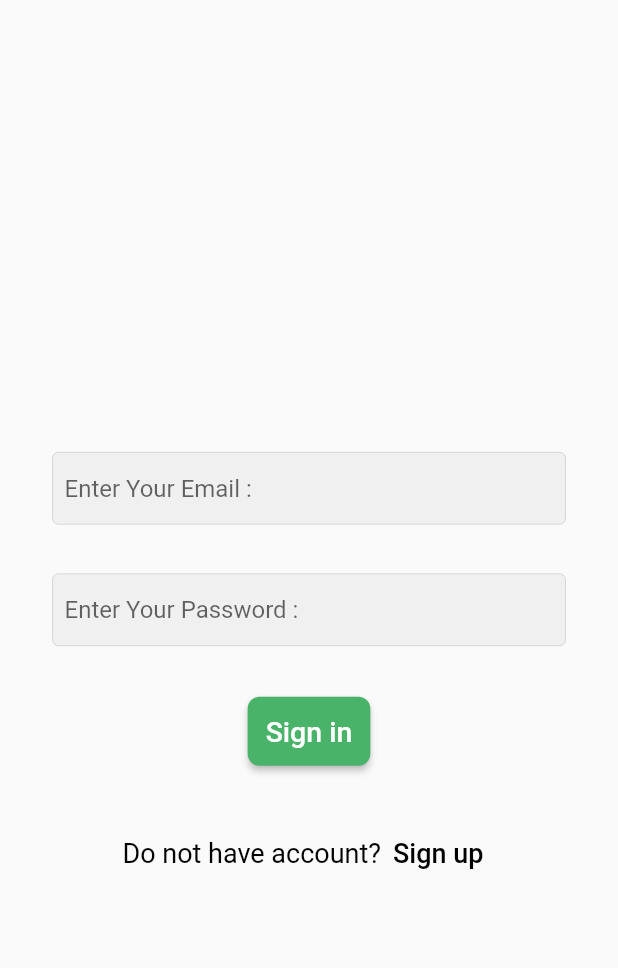
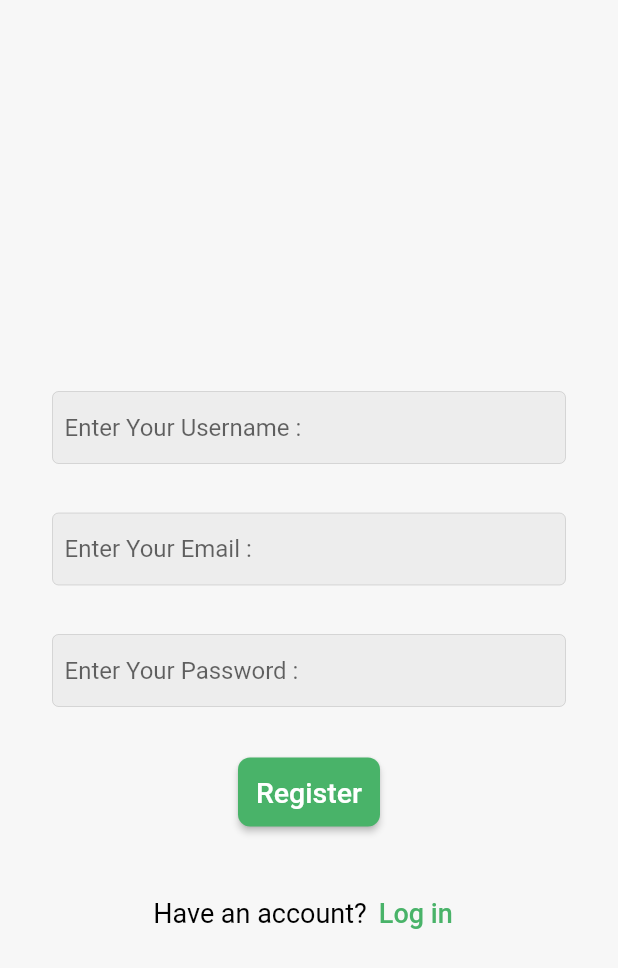
Before and after one commit to saiedd01/E-commerce_Store, a Flutter app: the screen it shows after launch, on a phone screen of 412 x 824 dp. Shown: the top 968 px of the screen. Run offline on Flutter 3.47's test engine with Material 2 defaults, Android fonts, the phone set to English and light mode, and no system bars.

Commit message:
Saied- create register page

```diff
--- a/lib/main.dart
+++ b/lib/main.dart
@@ -1,4 +1,5 @@
 import 'package:e_commerce/pages/login.dart';
+import 'package:e_commerce/pages/register.dart';
 import 'package:flutter/material.dart';
 
 
@@ -14,7 +15,7 @@ class MyApp extends StatelessWidget {
   Widget build(BuildContext context) {
     return const MaterialApp(
       debugShowCheckedModeBanner: false,
-      home: Login(),
+      home: Register(),
     );
   }
 }
--- a/lib/pages/login.dart
+++ b/lib/pages/login.dart
@@ -7,7 +7,9 @@ class Login extends StatelessWidget {
 
   @override
   Widget build(BuildContext context) {
-    return Scaffold(
+    return SafeArea(
+      child: Scaffold(
+        backgroundColor: Color.fromARGB(255, 247, 247, 247),
         body: Center(
           child: Padding(
             padding: const EdgeInsets.all(35),
@@ -62,7 +64,7 @@ class Login extends StatelessWidget {
                 Row(
                   mainAxisAlignment: MainAxisAlignment.center,
                   children: [
-                  Text("Do not have account?",
+                    Text("Don't have an account?",
                     style: TextStyle(
                       color: Colors.black,
                       fontSize: 18,
@@ -73,7 +75,7 @@ class Login extends StatelessWidget {
                         child:
                         Text("Sign up",
                         style: TextStyle(
-                        color: Colors.black,
+                          color: Color.fromARGB(255, 73, 179, 105),
                           fontSize: 18,
                         ),
                         )
@@ -84,6 +86,7 @@ class Login extends StatelessWidget {
             ),
           ),
         ),
+      ),
     );
   }
 }
--- /dev/null
+++ b/lib/pages/register.dart
@@ -0,0 +1,104 @@
+import 'package:e_commerce/shared/colors.dart';
+import 'package:flutter/material.dart';
+import 'package:e_commerce/shared/custom_textfield.dart';
+
+class Register extends StatelessWidget {
+  const Register({Key? key}) : super(key: key);
+
+  @override
+  Widget build(BuildContext context) {
+    return SafeArea(
+      child: Scaffold(
+        backgroundColor: Color.fromARGB(255, 247, 247, 247),
+        body: Center(
+          child: Padding(
+            padding: const EdgeInsets.all(35),
+            child: SingleChildScrollView(
+              child: Column(
+                mainAxisAlignment: MainAxisAlignment.center,
+                children:[
+
+                  const SizedBox(
+                    height: 70,
+                  ),
+
+                  CTextField(
+                    textInputTypeee: TextInputType.name,
+                    isPassword: false,
+                    hinttexttt: "Enter Your Username : ",
+                  ),
+
+                  const SizedBox(
+                    height: 33,
+                  ),
+
+                  CTextField(
+                    textInputTypeee: TextInputType.emailAddress,
+                    isPassword: false,
+                    hinttexttt: "Enter Your Email : ",
+                  ),
+
+                  const SizedBox(
+                    height: 33,
+                  ),
+
+                  CTextField(
+                    textInputTypeee: TextInputType.text,
+                    isPassword: true,
+                    hinttexttt: "Enter Your Password : ",
+                  ),
+
+                  const SizedBox(
+                    height: 33,
+                  ),
+
+                  ElevatedButton(
+                    onPressed: () {},
+                    child: const Text(
+                      "Register",
+                      style:TextStyle(
+                          fontSize: 19
+                      ),
+                    ),
+                    style: ButtonStyle(
+                      backgroundColor: MaterialStateProperty.all(Btn_green),
+                      padding: MaterialStateProperty.all(const EdgeInsets.all(12)),
+                      shape: MaterialStateProperty.all(RoundedRectangleBorder(
+                          borderRadius: BorderRadius.circular(8))),
+                    ),
+                  ),
+
+                  const SizedBox(
+                    height: 33,
+                  ),
+
+                  Row(
+                    mainAxisAlignment: MainAxisAlignment.center,
+                    children: [
+                      Text("Have an account?",
+                        style: TextStyle(
+                          color: Colors.black,
+                          fontSize: 18,
+                        ),
+                      ),
+                      TextButton(
+                          onPressed: () {},
+                          child:
+                          Text("Log in",
+                            style: TextStyle(
+                              color: Color.fromARGB(255, 73, 179, 105),
+                              fontSize: 18,
+                            ),
+                          )
+                      ),
+                    ],
+                  )
+                ],
+              ),
+            ),
+          ),
+        ),
+      ),
+    );
+  }
+}
```
Lines whose indentation alone changed are shown as unchanged.
